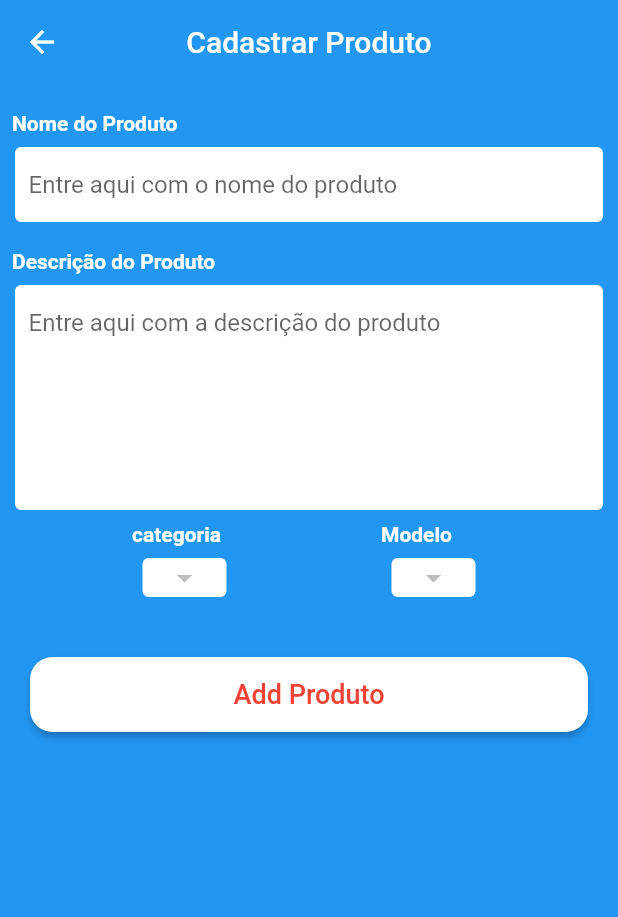
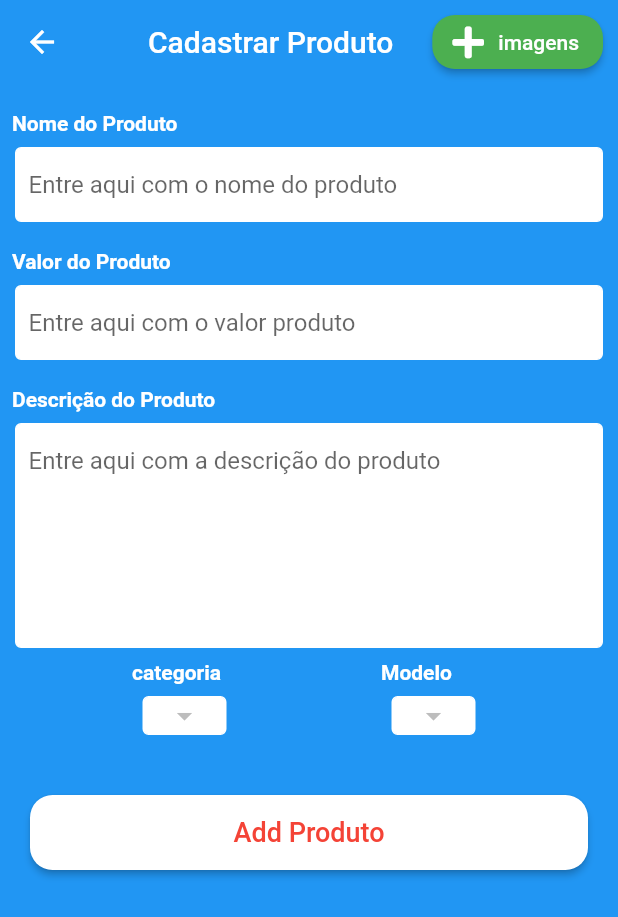
Before and after one commit to romuloufrpe/shop_admin, a Flutter app: the AddProduct screen opened directly, after a tap on "Add Produto", on a phone screen of 412 x 824 dp. Shown: the top 917 px of the screen. Run offline on Flutter 3.47's test engine with Material 2 defaults, Android fonts, the phone set to English and light mode, and no system bars; our stand-ins replace cloud_firestore, fluttertoast, font_awesome_flutter, image_picker, shared_preferences; accounts and stored records are empty.

Commit message:
imagePics

```diff
--- a/lib/screens/add_products.dart
+++ b/lib/screens/add_products.dart
@@ -2,11 +2,13 @@ import 'dart:async';
 import 'dart:io';
 import 'package:cloud_firestore/cloud_firestore.dart';
 import 'package:flutter/material.dart';
+import 'package:image_picker/image_picker.dart';
 import 'package:shop_app_admin/utils/progressdialog.dart';
 import 'package:shared_preferences/shared_preferences.dart';
 import 'package:shop_app_admin/utils/app_tools.dart';
 import 'package:shop_app_admin/db/brand.dart';
 import 'package:shop_app_admin/db/category.dart';
+import 'package:font_awesome_flutter/font_awesome_flutter.dart';
 
 class AddProduct extends StatefulWidget {
   @override
@@ -14,18 +16,31 @@ class AddProduct extends StatefulWidget {
 }
 
 class _AddProductState extends State<AddProduct> {
+  // ====================== CATEGORIAS
   CategoryService _categoryService = CategoryService();
-  BrandService _brandService = BrandService();
-  List<DocumentSnapshot> brands = <DocumentSnapshot>[];
   List<DocumentSnapshot> categories = <DocumentSnapshot>[];
   List<DropdownMenuItem<String>> categoriesDropDown =
       <DropdownMenuItem<String>>[];
+  String _currentCategory;
+  List<String> categoriesList = new List();
+// ======================= MODELOS
+  BrandService _brandService = BrandService();
+  List<DocumentSnapshot> brands = <DocumentSnapshot>[];
   List<DropdownMenuItem<String>> brandsDropDown = <DropdownMenuItem<String>>[];
-  String _currentCategory;
   String _currentBrand;
+  List<String> brandsList = new List();
+
+  Map<int, File> imagesMap = new Map();
+
+  TextEditingController productTitle = new TextEditingController();
+  TextEditingController productPrice = new TextEditingController();
+  TextEditingController productDesc = new TextEditingController();
+
+  final scaffolKey = new GlobalKey<ScaffoldState>();
 
   @override
   void initState() {
+    super.initState();
     _getCategories();
     _getBrands();
   }
@@ -62,6 +77,7 @@ class _AddProductState extends State<AddProduct> {
   @override
   Widget build(BuildContext context) {
     return new Scaffold(
+      key: scaffolKey,
       backgroundColor: Colors.blue,
       appBar: AppBar(
         backgroundColor: Colors.blue,
@@ -69,6 +85,26 @@ class _AddProductState extends State<AddProduct> {
         title: new Text('Cadastrar Produto',
             style: TextStyle(color: Colors.white)),
         centerTitle: true,
+        actions: <Widget>[
+          Padding(
+            padding: const EdgeInsets.all(10.0),
+            child: new RaisedButton.icon(
+              color: Colors.green,
+              shape: new RoundedRectangleBorder(
+                  borderRadius:
+                      new BorderRadius.all(new Radius.circular(15.0))),
+              onPressed: () => pickImage(),
+              icon: Icon(
+                FontAwesomeIcons.plus,
+                color: Colors.white,
+              ),
+              label: new Text(
+                'imagens',
+                style: new TextStyle(color: Colors.white),
+              ),
+            ),
+          )
+        ],
       ),
       body: new SingleChildScrollView(
         child: new Column(
@@ -76,15 +112,30 @@ class _AddProductState extends State<AddProduct> {
             new SizedBox(
               height: 10.0,
             ),
+            MultiImagePickerList(
+                imageList: imageList,
+                removeNewImage: (index) {
+                  removeImage(index);
+                }),
             productTextField(
                 textTitle: "Nome do Produto",
-                textHint: "Entre aqui com o nome do produto"),
+                textHint: "Entre aqui com o nome do produto",
+                controller: productTitle),
+            new SizedBox(
+              height: 10.0,
+            ),
+             productTextField(
+                textTitle: "Valor do Produto",
+                textHint: "Entre aqui com o valor produto",
+                controller: productPrice,
+                textType: TextInputType.number),
             new SizedBox(
               height: 10.0,
             ),
             productTextField(
                 textTitle: "Descrição do Produto",
                 textHint: "Entre aqui com a descrição do produto",
+                controller: productDesc,
                 height: 150.0),
             Row(
               mainAxisAlignment: MainAxisAlignment.spaceEvenly,
@@ -101,14 +152,12 @@ class _AddProductState extends State<AddProduct> {
                     changedDropDownItems: changeSelectedBrand)
               ],
             ),
-
             new SizedBox(height: 20.0),
             appButton(
-              btnTxt: "Add Produto",
-              onBtnclicked: (){},
-              btnPadding: 20.0,
-              btnColor: Colors.red
-            )
+                btnTxt: "Add Produto",
+                onBtnclicked: () => addNewProduct(),
+                btnPadding: 20.0,
+                btnColor: Colors.red)
           ],
         ),
       ),
@@ -141,4 +190,52 @@ class _AddProductState extends State<AddProduct> {
   changeSelectedBrand(String selectedBrand) {
     setState(() => _currentBrand = selectedBrand);
   }
+
+  List<File> imageList;
+
+  pickImage() async {
+    File file = await ImagePicker.pickImage(source: ImageSource.gallery);
+    if (file != null) {
+      //imagesMap[imagesMap.length] = file;
+      List<File> imageFile = new List();
+      imageFile.add(file);
+      //imageList = new List.from(imageFile);
+      if (imageList == null) {
+        imageList = new List.from(imageFile, growable: true);
+      } else {
+        for (int s = 0; s < imageFile.length; s++) {
+          imageList.add(file);
+        }
+      }
+      setState(() {});
+    }
+  }
+
+  removeImage(int index) async {
+    //imagesMap.remove(index);
+    imageList.removeAt(index);
+    setState(() {});
+  }
+
+
+  addNewProduct(){
+    if(imageList == null || imageList.isEmpty){
+      showSnackBar("Adicione uma foto", scaffolKey);
+      return;
+    }
+    if(productTitle.text == ""){
+      showSnackBar("Adicione o nome do produto", scaffolKey);
+      return;
+    }
+    if(productPrice.text == ""){
+      showSnackBar("Adicione o valor do produto", scaffolKey);
+      return;
+    }
+    if(productDesc.text == ""){
+      showSnackBar("Adicione a descrição do produto", scaffolKey);
+      return;
+    }
+  }
+
+
 }
```
